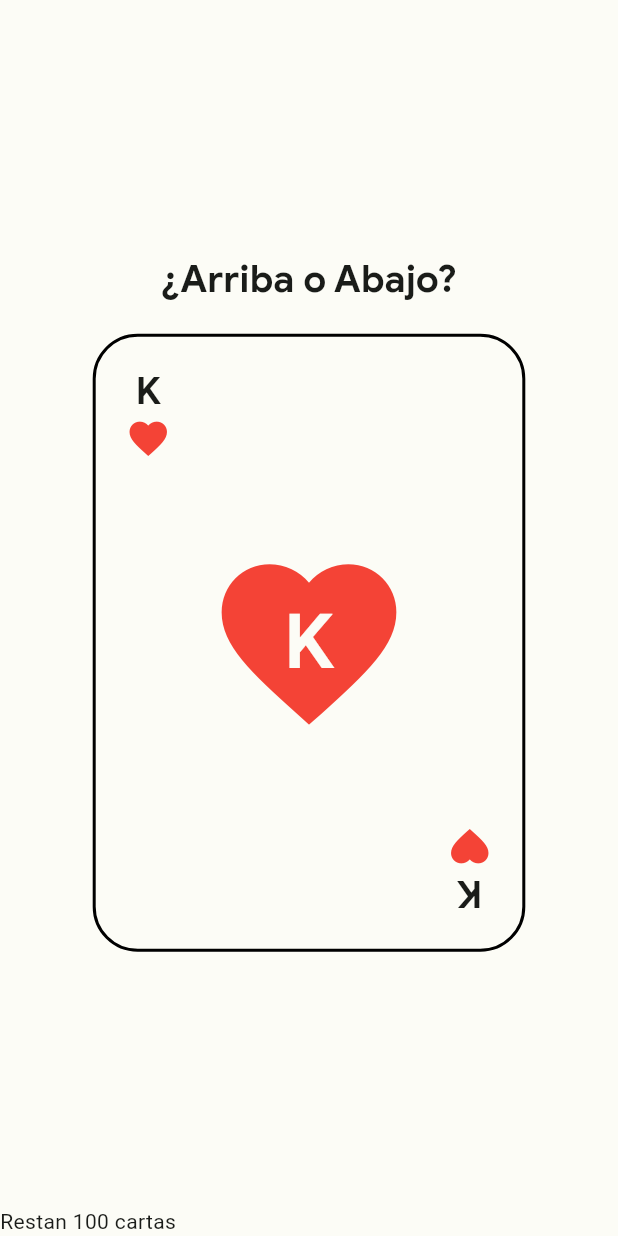
After one commit to david201606/project_coati, a Flutter app: the UpOrDown screen opened directly, on a phone screen of 412 x 824 dp. The commit adds this screen. Run offline on Flutter 3.47's test engine with Material 2 defaults, Android fonts, the phone set to English and light mode, and no system bars; our stand-ins replace cloud_firestore, firebase_auth, firebase_core, shared_preferences; accounts and stored records are empty; Roboto replaces fonts that are missing (GoogleSansText).

Commit message:
arriba o abajo

```diff
--- a/lib/main.dart
+++ b/lib/main.dart
@@ -2,6 +2,7 @@ import 'package:coati/src/nav/auth_page.dart';
 import 'package:coati/src/nav/home_page.dart';
 import 'package:coati/src/nav/menu_page.dart';
 import 'package:coati/src/nav/struggle_page.dart';
+import 'package:coati/src/nav/upOrDownPage.dart';
 import 'package:coati/src/theme/theme_colors.dart';
 import 'package:coati/src/utils/user_preferences.dart';
 import 'package:firebase_core/firebase_core.dart';
--- a/lib/src/nav/auth_page.dart
+++ b/lib/src/nav/auth_page.dart
@@ -1,4 +1,5 @@
 import 'package:flutter/material.dart';
+
 import '../utils/auth_service.dart';
 import '../utils/dialogs.dart';
 
@@ -98,7 +99,7 @@ class _AuthPageState extends State<AuthPage> {
                     borderRadius: BorderRadius.circular(30.0),
                   ),
                   primary: Theme.of(context).colorScheme.onPrimary,
-                backgroundColor:  Theme.of(context).colorScheme.primary,
+                  backgroundColor: Theme.of(context).colorScheme.primary,
                 ),
                 onPressed: email != '' && password != ''
                     ? () async {
--- /dev/null
+++ b/lib/src/nav/upOrDownPage.dart
@@ -0,0 +1,154 @@
+import 'package:flutter/material.dart';
+
+class UpOrDown extends StatefulWidget {
+  const UpOrDown({Key? key}) : super(key: key);
+
+  @override
+  State<UpOrDown> createState() => _UpOrDownState();
+}
+
+class _UpOrDownState extends State<UpOrDown> {
+
+
+
+  @override
+  Widget build(BuildContext context) {
+    return Scaffold(
+      body: Center(
+        child: Column(children: [
+          const Spacer(),
+          Column(
+            children: [
+              Padding(
+                padding: const EdgeInsets.only(bottom: 20),
+                child: Text(
+                  '¿Arriba o Abajo?',
+                  style: Theme.of(context).textTheme.headlineSmall,
+                ),
+              ),
+              PlayingCard(
+                color: Colors.red,
+                number: 'K',
+                icon: Icons.favorite,
+                onTap: () {},
+              ),
+            ],
+          ),
+          const Spacer(),
+          Row(
+            children: const [Text('Restan 100 cartas')],
+          ),
+        ]),
+      ),
+    );
+  }
+}
+
+class PlayingCard extends StatelessWidget {
+  final Function() onTap;
+  final IconData icon;
+  final String number;
+  final Color color;
+
+  const PlayingCard({
+    Key? key,
+    required this.icon,
+    required this.number,
+    required this.color,
+    required this.onTap,
+  }) : super(key: key);
+
+  @override
+  Widget build(BuildContext context) {
+    return InkWell(
+      borderRadius: BorderRadius.all(
+        Radius.circular(30),
+      ),
+      onTap: () {},
+      onLongPress: () {},
+      child: Container(
+        width: MediaQuery.of(context).size.width * .7,
+        height: MediaQuery.of(context).size.height * .5,
+        decoration: BoxDecoration(
+          // color: Colors.red,
+          border: Border.all(color: Colors.black, width: 2),
+          borderRadius: const BorderRadius.all(
+            Radius.circular(30),
+          ),
+        ),
+        child: Column(
+          mainAxisAlignment: MainAxisAlignment.spaceBetween,
+          children: [
+            Row(
+              children: [
+                Padding(
+                  padding: const EdgeInsets.all(20),
+                  child: Column(
+                    children: [
+                      Text(
+                        number,
+                        style: Theme.of(context).textTheme.headlineSmall,
+                      ),
+                      Icon(icon, color: color, size: 30),
+                    ],
+                  ),
+                ),
+              ],
+            ),
+            Stack(
+              alignment: Alignment.center,
+              // mainAxisAlignment: MainAxisAlignment.center,
+              children: [
+                Icon(
+                  icon,
+                  color: color,
+                  size: 140,
+                ),
+                Text(
+                  number,
+                  style: Theme.of(context).textTheme.displayLarge!.copyWith(
+                      color: Theme.of(context).colorScheme.background,fontSize: 50),
+                )
+              ],
+            ),
+            Row(
+              mainAxisAlignment: MainAxisAlignment.end,
+              children: [
+                Padding(
+                  padding: const EdgeInsets.all(20),
+                  child: Column(
+                    children: [
+                      Transform.rotate(
+                          angle: 3.14159,
+                          child: Icon(
+                            icon,
+                            color: color,
+                            size: 30,
+                          )),
+                      Transform.rotate(
+                          angle: 3.14159,
+                          child: Text(
+                            number,
+                            style: Theme.of(context).textTheme.headlineSmall,
+                          )),
+                    ],
+                  ),
+                ),
+                /*Padding(
+                  padding: const EdgeInsets.all(20),
+                  child: Transform.rotate(
+                      angle: 3.14159,
+                      child: const Icon(
+                        Icons.fiber_manual_record_rounded,
+                        color: Colors.black,
+                        size: 40,
+                      )),
+                ),*/
+              ],
+            ),
+          ],
+        ),
+      ),
+    );
+  }
+}
```
